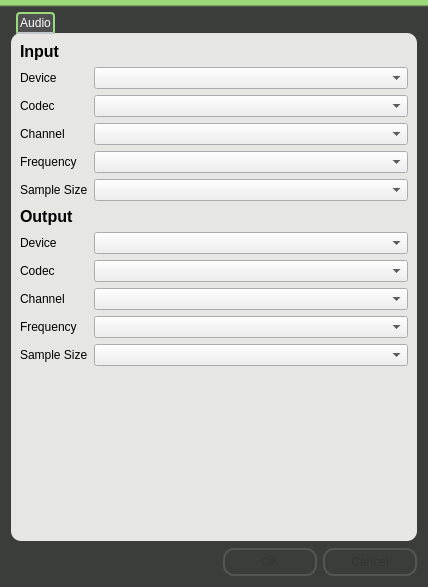
Qt form src/client/gui/livejamming/app/configuration_dialog.ui (sush/Live-Jamming) before a commit.
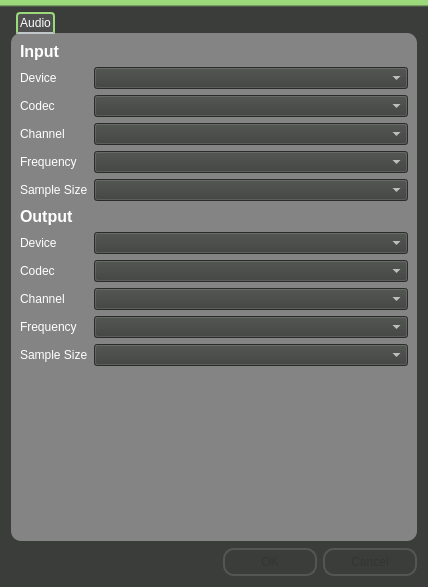
The same form after that commit.

Diff of the .ui file:
```diff
--- a/src/client/gui/livejamming/app/configuration_dialog.ui
+++ b/src/client/gui/livejamming/app/configuration_dialog.ui
@@ -44,11 +44,10 @@
     <widget class="QTabWidget" name="tabWidget">
      <property name="styleSheet">
       <string notr="true">QTabWidget::pane {
-	color: rgb(246, 246, 244);
+	color: rgb(255,255,255);
 	margin: 0px,1px,1px,1px;
-
 	border-radius: 10px;
-	background: #E6E6E3;
+	background: rgb(132, 132, 132);
       }
 
   QTabWidget::tab-bar {          
@@ -80,7 +79,14 @@
 QTabBar::tab:!selected {
     margin-top: 2px; /* make non-selected tabs look smaller */
 }
-</string>
+
+QTabWidget QLabel {
+	color: #FFFFFF;
+}
+QTabWidget QComboBox {
+	background: rgb(59, 61, 59);
+	color: #FFFFFF;
+}</string>
      </property>
      <property name="currentIndex">
       <number>0</number>
@@ -121,7 +127,13 @@
         </widget>
        </item>
        <item row="3" column="1">
-        <widget class="QComboBox" name="iChannelsComboBox"/>
+        <widget class="QComboBox" name="iChannelsComboBox">
+         <property name="styleSheet">
+          <string notr="true">#iChannelsComboBox {
+	color: #FFFFFF;
+}</string>
+         </property>
+        </widget>
        </item>
        <item row="4" column="0">
         <widget class="QLabel" name="frequencyLabel">
```
